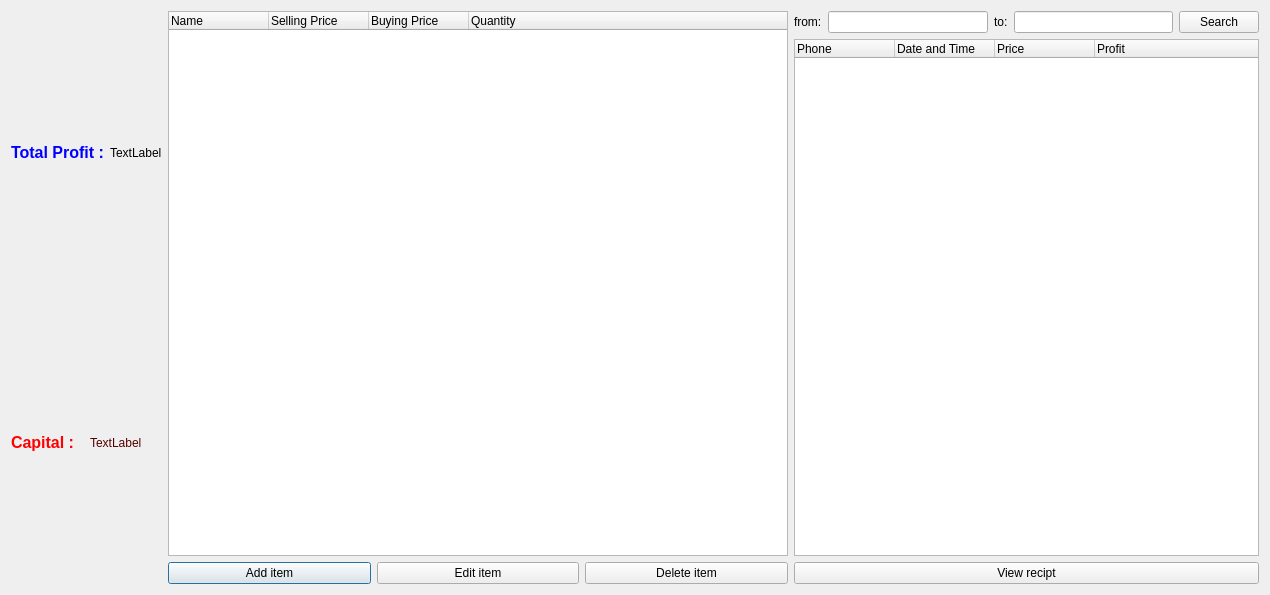
omarabdo997/super-market-cashier, file storemenu.ui: the form before one commit.
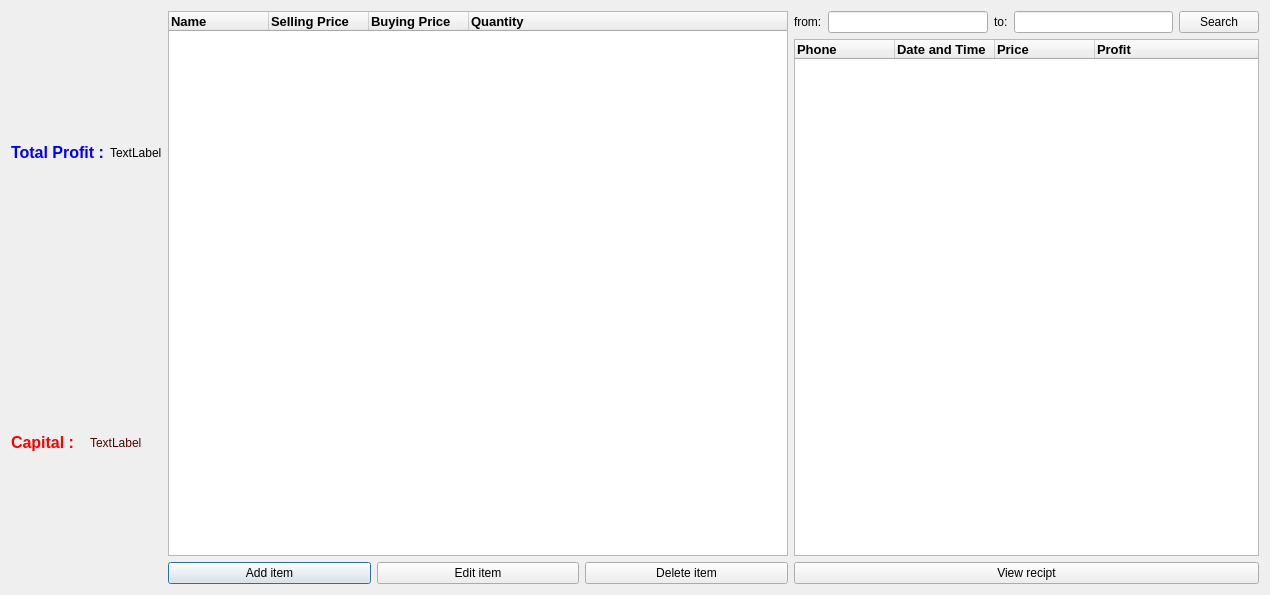
The form after the commit. Icons and pictures are not drawn.

```diff
--- a/storemenu.ui
+++ b/storemenu.ui
@@ -68,6 +68,9 @@
       <layout class="QGridLayout" name="gridLayout" rowstretch="0,0" columnstretch="0,0,0">
        <item row="0" column="0" colspan="3">
         <widget class="QTreeWidget" name="treeWidget">
+         <property name="styleSheet">
+          <string notr="true">background-image: url(:/new/prefix2/grey-background-v1.jpg);</string>
+         </property>
          <property name="indentation">
           <number>0</number>
          </property>
@@ -75,21 +78,56 @@
           <property name="text">
            <string>Name</string>
           </property>
+          <property name="font">
+           <font>
+            <pointsize>10</pointsize>
+            <weight>75</weight>
+            <bold>true</bold>
+           </font>
+          </property>
+          <property name="background">
+           <color>
+            <red>0</red>
+            <green>10</green>
+            <blue>103</blue>
+           </color>
+          </property>
          </column>
          <column>
           <property name="text">
            <string>Selling Price</string>
           </property>
+          <property name="font">
+           <font>
+            <pointsize>10</pointsize>
+            <weight>75</weight>
+            <bold>true</bold>
+           </font>
+          </property>
          </column>
          <column>
           <property name="text">
            <string>Buying Price</string>
           </property>
+          <property name="font">
+           <font>
+            <pointsize>10</pointsize>
+            <weight>75</weight>
+            <bold>true</bold>
+           </font>
+          </property>
          </column>
          <column>
           <property name="text">
            <string>Quantity</string>
           </property>
+          <property name="font">
+           <font>
+            <pointsize>10</pointsize>
+            <weight>75</weight>
+            <bold>true</bold>
+           </font>
+          </property>
          </column>
         </widget>
        </item>
@@ -153,25 +191,56 @@
          </item>
          <item>
           <widget class="QTreeWidget" name="treeWidget_2">
+           <property name="styleSheet">
+            <string notr="true">background-image: url(:/new/prefix2/grey-background-v1.jpg);</string>
+           </property>
            <column>
             <property name="text">
              <string>Phone</string>
             </property>
+            <property name="font">
+             <font>
+              <pointsize>10</pointsize>
+              <weight>75</weight>
+              <bold>true</bold>
+             </font>
+            </property>
            </column>
            <column>
             <property name="text">
              <string>Date and Time</string>
             </property>
+            <property name="font">
+             <font>
+              <pointsize>10</pointsize>
+              <weight>75</weight>
+              <bold>true</bold>
+             </font>
+            </property>
            </column>
            <column>
             <property name="text">
              <string>Price</string>
             </property>
+            <property name="font">
+             <font>
+              <pointsize>10</pointsize>
+              <weight>75</weight>
+              <bold>true</bold>
+             </font>
+            </property>
            </column>
            <column>
             <property name="text">
              <string>Profit</string>
             </property>
+            <property name="font">
+             <font>
+              <pointsize>10</pointsize>
+              <weight>75</weight>
+              <bold>true</bold>
+             </font>
+            </property>
            </column>
           </widget>
          </item>
```
Left out of the diff: 15 changed lines with no effect on the pictures.
